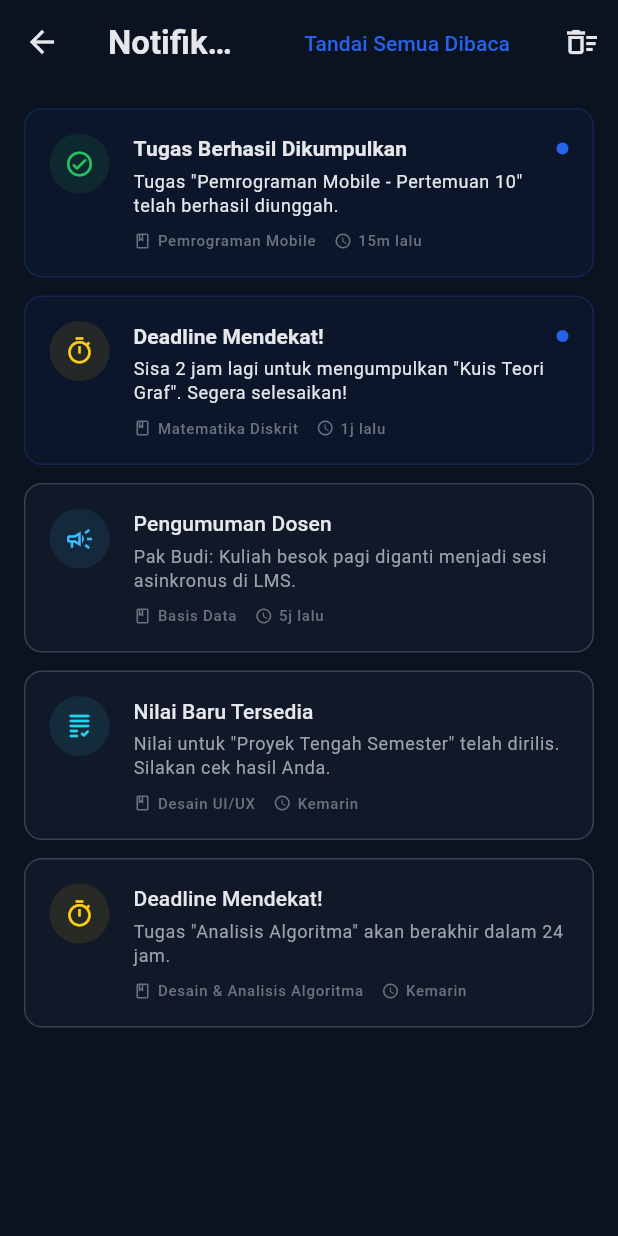
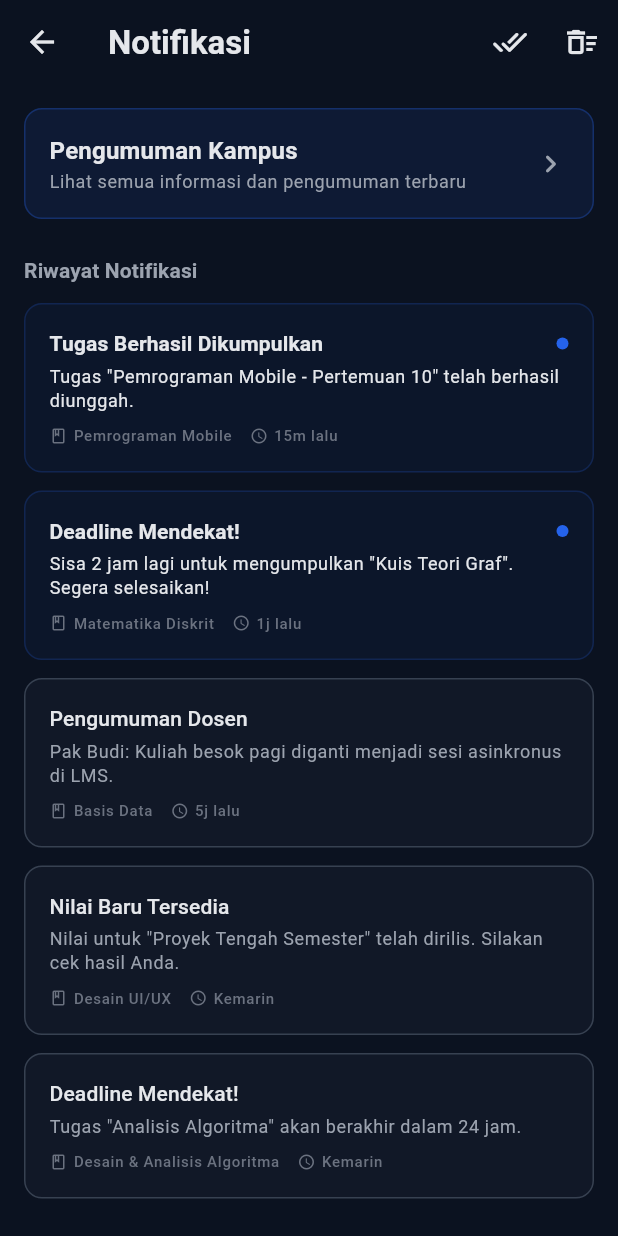
Before and after one commit to RobbyWahyudi/uimspace_app, a Flutter app: the NotificationsPage screen opened directly, on a phone screen of 412 x 824 dp. Run offline on Flutter 3.47's test engine with Material 3 defaults, Android fonts, the phone set to English and light mode, and no system bars.

Commit message:
Memperbaiki tampilan card di halaman  notifikasi dan menambahkan card untuk navigasi ke halaman pengumuman

```diff
--- a/lib/features/notifications/presentation/notification_page.dart
+++ b/lib/features/notifications/presentation/notification_page.dart
@@ -3,6 +3,8 @@ import '../../../core/theme/space_theme.dart';
 import '../../../core/widgets/space_card.dart' hide NotificationType;
 import '../models/notification_model.dart';
 import 'notification_controller.dart';
+import '../../home/presentation/announcements_list_page.dart';
+import '../../home/presentation/widgets/announcements_section.dart';
 
 class NotificationsPage extends StatefulWidget {
   const NotificationsPage({super.key});
@@ -26,9 +28,10 @@ class _NotificationsPageState extends State<NotificationsPage> {
             listenable: _controller,
             builder: (context, _) {
               if (_controller.unreadCount > 0) {
-                return TextButton(
+                return IconButton(
                   onPressed: () => _controller.markAllAsRead(),
-                  child: const Text('Tandai Semua Dibaca'),
+                  icon: const Icon(Icons.done_all_rounded),
+                  tooltip: 'Tandai Semua Dibaca',
                 );
               }
               return const SizedBox.shrink();
@@ -41,7 +44,8 @@ class _NotificationsPageState extends State<NotificationsPage> {
           ),
         ],
       ),
-      body: ListenableBuilder(
+      body: SafeArea(
+        child: ListenableBuilder(
           listenable: _controller,
           builder: (context, _) {
             final notifications = _controller.notifications;
@@ -50,20 +54,106 @@ class _NotificationsPageState extends State<NotificationsPage> {
               return _buildEmptyState();
             }
 
-          return ListView.separated(
+            return ListView(
               padding: const EdgeInsets.all(SpaceDimensions.spacing16),
-            itemCount: notifications.length,
-            separatorBuilder: (context, index) =>
+              children: [
+                // Announcement Navigation Card
+                _buildAnnouncementsNavCard(),
+
+                const SizedBox(height: SpaceDimensions.spacing24),
+
+                // Notifications Label
+                Text(
+                  'Riwayat Notifikasi',
+                  style: SpaceTextStyles.titleSmall.copyWith(
+                    color: SpaceColors.textSecondary,
+                    fontWeight: FontWeight.bold,
+                  ),
+                ),
                 const SizedBox(height: SpaceDimensions.spacing12),
-            itemBuilder: (context, index) {
+
+                // Notifications List
+                ...List.generate(notifications.length, (index) {
                   final item = notifications[index];
-              return _NotificationItem(
+                  return Padding(
+                    padding: const EdgeInsets.only(
+                      bottom: SpaceDimensions.spacing12,
+                    ),
+                    child: _NotificationItem(
                       notification: item,
                       onTap: () => _controller.markAsRead(item.id),
+                    ),
+                  );
+                }),
+              ],
             );
           },
+        ),
+      ),
+    );
+  }
+
+  Widget _buildAnnouncementsNavCard() {
+    return SpaceCard(
+      onTap: () {
+        Navigator.push(
+          context,
+          MaterialPageRoute(
+            builder: (context) => AnnouncementsListPage(
+              announcements: [
+                Announcement(
+                  id: '1',
+                  title: 'Jadwal UAS Semester Ganjil 2024/2025',
+                  content:
+                      'Ujian Akhir Semester akan dilaksanakan pada tanggal 15-25 Januari 2025. Pastikan semua mahasiswa sudah menyelesaikan administrasi perkuliahan.',
+                  date: DateTime.now().subtract(const Duration(hours: 2)),
+                  type: AnnouncementType.important,
+                  isRead: false,
+                  author: 'Bagian Akademik',
+                ),
+                Announcement(
+                  id: '2',
+                  title: 'Seminar Nasional Teknologi Informasi',
+                  content:
+                      'Fakultas Teknik mengadakan Seminar Nasional dengan tema "Artificial Intelligence & Future of Education". Pendaftaran dibuka hingga 10 Januari 2025.',
+                  date: DateTime.now().subtract(const Duration(days: 1)),
+                  type: AnnouncementType.event,
+                  isRead: true,
+                  author: 'Fakultas Teknik',
+                ),
+              ],
+            ),
+          ),
         );
       },
+      backgroundColor: SpaceColors.primary.withValues(alpha: 0.1),
+      borderColor: SpaceColors.primary.withValues(alpha: 0.3),
+      child: Row(
+        children: [
+          Expanded(
+            child: Column(
+              crossAxisAlignment: CrossAxisAlignment.start,
+              children: [
+                Text(
+                  'Pengumuman Kampus',
+                  style: SpaceTextStyles.titleMedium.copyWith(
+                    fontWeight: FontWeight.bold,
+                  ),
+                ),
+                Text(
+                  'Lihat semua informasi dan pengumuman terbaru',
+                  style: SpaceTextStyles.bodySmall.copyWith(
+                    color: SpaceColors.textSecondary,
+                  ),
+                ),
+              ],
+            ),
+          ),
+          const Icon(
+            Icons.chevron_right_rounded,
+            color: SpaceColors.textSecondary,
+          ),
+        ],
       ),
     );
   }
@@ -132,20 +222,6 @@ class _NotificationItem extends StatelessWidget {
 
   const _NotificationItem({required this.notification, required this.onTap});
 
-  IconData get _icon => switch (notification.type) {
-    NotificationType.assignmentSubmitted => Icons.check_circle_outline_rounded,
-    NotificationType.deadlineApproaching => Icons.timer_outlined,
-    NotificationType.announcement => Icons.campaign_outlined,
-    NotificationType.gradeUpdate => Icons.grading_rounded,
-  };
-
-  Color get _color => switch (notification.type) {
-    NotificationType.assignmentSubmitted => SpaceColors.success,
-    NotificationType.deadlineApproaching => SpaceColors.warning,
-    NotificationType.announcement => SpaceColors.info,
-    NotificationType.gradeUpdate => SpaceColors.secondary,
-  };
-
   @override
   Widget build(BuildContext context) {
     return SpaceCard(
@@ -159,16 +235,6 @@ class _NotificationItem extends StatelessWidget {
       child: Row(
         crossAxisAlignment: CrossAxisAlignment.start,
         children: [
-          // Icon with color circle
-          Container(
-            padding: const EdgeInsets.all(SpaceDimensions.spacing10),
-            decoration: BoxDecoration(
-              color: _color.withValues(alpha: 0.1),
-              shape: BoxShape.circle,
-            ),
-            child: Icon(_icon, color: _color, size: SpaceDimensions.iconMd),
-          ),
-          const SizedBox(width: SpaceDimensions.spacing16),
           // Content
           Expanded(
             child: Column(
```
Also changed, not shown: lib/features/assignments/presentation/assignment_list_page.dart (+2 -11 lines). Lines whose indentation alone changed are shown as unchanged.
